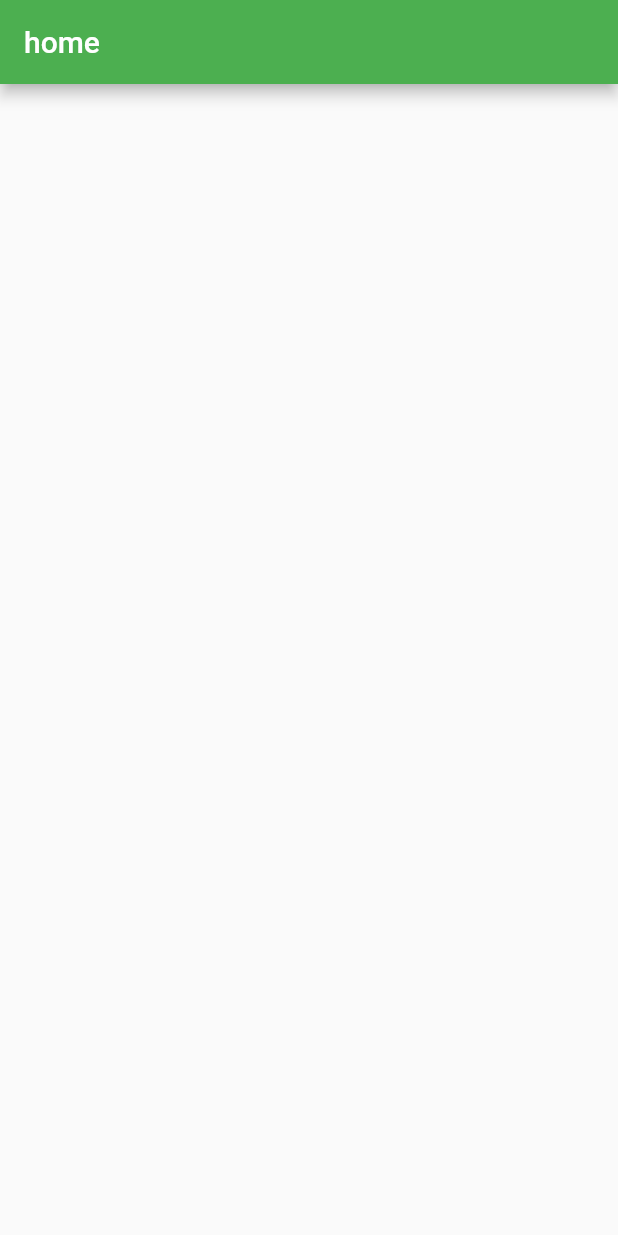
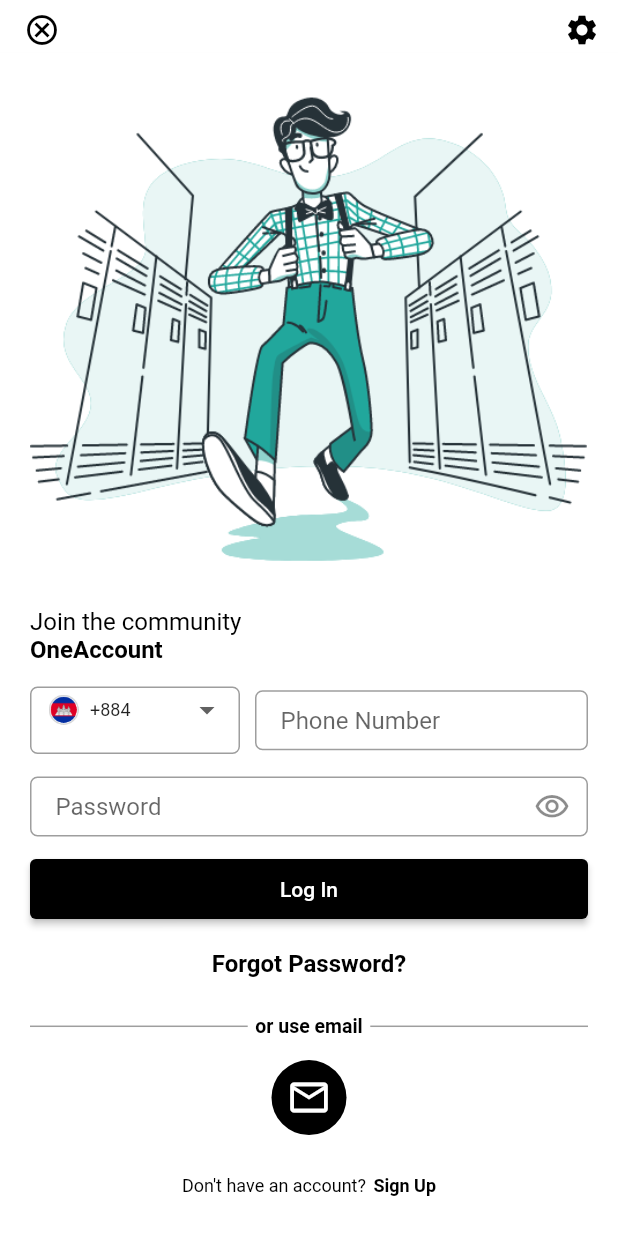
Before and after one commit to sonchandoy/camgo_mobile_application, a Flutter app: the screen it shows after launch, on a phone screen of 412 x 824 dp. Run offline on Flutter 3.47's test engine with Material 2 defaults, Android fonts, the phone set to English and light mode, and no system bars; our stand-ins replace flutter_svg, fluttertoast, nb_utils; missing offline and left inert: connectivity_plus_web, shared_preferences_web.

Commit message:
Design Login By Phone And Email

```diff
--- a/lib/main.dart
+++ b/lib/main.dart
@@ -1,4 +1,6 @@
 import 'package:camgo_mobile/home.dart';
+import 'package:camgo_mobile/screens/view/login_by_email_page.dart';
+import 'package:camgo_mobile/screens/view/login_by_phone_page.dart';
 import 'package:flutter/material.dart';
 
 void main() {
@@ -15,7 +17,7 @@ class MyApp extends StatelessWidget {
       theme: ThemeData(
         primarySwatch: Colors.blue,
       ),
-      home: const Home(),
+      home:  LoginByPhonePage(),
     );
   }
 }
--- /dev/null
+++ b/lib/screens/view/login_by_email_page.dart
@@ -0,0 +1,105 @@
+import 'package:camgo_mobile/common/functions/functions.dart';
+import 'package:camgo_mobile/screens/widget/button_widget/button_rec_cirl_response_widget.dart';
+import 'package:camgo_mobile/screens/widget/dropdown/dropdown_phone_widget.dart';
+import 'package:camgo_mobile/screens/widget/icon_widget/icon_with_dynamic_shape_widget.dart';
+import 'package:camgo_mobile/screens/widget/input_widget/text_form_field_response.dart';
+import 'package:camgo_mobile/screens/widget/line_widget/line_verical_widget.dart';
+import 'package:camgo_mobile/screens/widget/show_text_widget/show_text_widget.dart';
+import 'package:flutter/cupertino.dart';
+import 'package:flutter/material.dart';
+import 'package:flutter/painting.dart';
+import 'package:flutter/rendering.dart';
+
+class LoginByEmailPage extends StatefulWidget {
+  const LoginByEmailPage({Key? key}) : super(key: key);
+
+  @override
+  _LoginByEmailPageState createState() => _LoginByEmailPageState();
+}
+
+class _LoginByEmailPageState extends State<LoginByEmailPage> {
+  final TextEditingController _txtPhone = TextEditingController();
+   late  double? height ;
+
+  @override
+  Widget build(BuildContext context) {
+    height = getSize(context).height;
+    return Scaffold(
+      appBar: AppBar(
+        backgroundColor: Colors.white,
+        foregroundColor: Colors.black,
+        elevation: 0.0,
+        toolbarHeight: 35,
+      ),
+      body: _buildBody,
+    );
+  }
+
+  Widget get _buildBody {
+    return Form(
+      child: LayoutBuilder(
+        builder: (context,constraint){
+          return SingleChildScrollView(
+            child:ConstrainedBox(
+              constraints: BoxConstraints(
+                minHeight: constraint.maxHeight
+              ),
+              child: IntrinsicHeight(
+                child: Container(
+                  color: Colors.white,
+                  padding: EdgeInsets.symmetric(horizontal: 20),
+                  alignment: Alignment.center,
+                  child: Column(
+                    crossAxisAlignment: CrossAxisAlignment.start,
+                    children: [
+
+                      Image.asset("assets/icons/Group3340@2x.png"),
+                      ShowTextWidget(
+                        text: "Join the community",
+                        fontSize: 16,
+                      ),
+                      ShowTextWidget(
+                        text: "OneAccount",
+                        fontWeight: FontWeight.bold,
+                        fontSize: 16,
+                      ),
+                      SizedBox(
+                        height: 15,
+                      ),
+                      TextFormFieldResponeWidget(
+                        controller: _txtPhone,
+                        hintText: "Email",
+                        orderRadius: 5,
+                      ),
+                      SizedBox(
+                        height: 15,
+                      ),
+                      TextFormFieldResponeWidget(
+                        controller: _txtPhone,
+                        hintText: "Password",
+                        orderRadius: 5,
+                        suffixIcon: Icon(Icons.visibility_outlined),
+                      ),
+                      SizedBox(
+                        height: 15,
+                      ),
+                      ButtonResponseWidget(
+                        text: "Log In",
+                        onPress: () {},
+                      ),
+                      SizedBox(
+                        height: 20,
+                      ),
+                      Container(alignment: Alignment.center,child: const ShowTextWidget(text: "Forgot Password?",fontSize: 16,colors: Colors.black,fontWeight: FontWeight.bold,)),
+
+                    ],
+                  ),
+                ),
+              ),
+            )
+          );
+        },
+      )
+    );
+  }
+}
--- /dev/null
+++ b/lib/screens/view/login_by_phone_page.dart
@@ -0,0 +1,215 @@
+import 'package:camgo_mobile/common/functions/functions.dart';
+import 'package:camgo_mobile/screens/widget/button_widget/button_rec_cirl_response_widget.dart';
+import 'package:camgo_mobile/screens/widget/dropdown/dropdown_phone_widget.dart';
+import 'package:camgo_mobile/screens/widget/icon_widget/icon_with_dynamic_shape_widget.dart';
+import 'package:camgo_mobile/screens/widget/input_widget/text_form_field_response.dart';
+import 'package:camgo_mobile/screens/widget/line_widget/line_verical_widget.dart';
+import 'package:camgo_mobile/screens/widget/show_text_widget/show_text_widget.dart';
+import 'package:flutter/cupertino.dart';
+import 'package:flutter/material.dart';
+import 'package:flutter/painting.dart';
+import 'package:flutter/rendering.dart';
+
+import 'login_by_email_page.dart';
+
+class LoginByPhonePage extends StatefulWidget {
+  const LoginByPhonePage({Key? key}) : super(key: key);
+
+  @override
+  _LoginByPhonePageState createState() => _LoginByPhonePageState();
+}
+
+class _LoginByPhonePageState extends State<LoginByPhonePage> {
+  final TextEditingController _txtPhone = TextEditingController();
+  List<Map>? _myCountry = [
+    {
+      'id': '1',
+      'image': 'assets/icons/Group3315.png',
+      'num': '+884',
+    },
+    {
+      'id': '2',
+      'image': 'assets/icons/Group3314@2x.png',
+      'num': '+885',
+    },
+    {
+      'id': '3',
+      'image': 'assets/icons/Group3313@3x.png',
+      'num': '+886',
+    },
+  ];
+  late double? height;
+
+  late Map? firstValue = _myCountry![0];
+
+  @override
+  Widget build(BuildContext context) {
+    height = getSize(context).height;
+    return Scaffold(
+      appBar: AppBar(
+        leading: IconButton(
+            onPressed: () {},
+            icon: Icon(
+              Icons.cancel_outlined,
+              color: Colors.black,
+            )),
+        actions: [
+          IconButton(
+              onPressed: () {},
+              icon: Icon(
+                Icons.settings,
+                color: Colors.black,
+              ))
+        ],
+        backgroundColor: Colors.white,
+        elevation: 0.0,
+        toolbarHeight: 35,
+      ),
+      body: _buildBody,
+    );
+  }
+
+  Widget get _buildBody {
+    return Form(child: LayoutBuilder(
+      builder: (context, constraint) {
+        return SingleChildScrollView(
+            child: ConstrainedBox(
+          constraints: BoxConstraints(minHeight: constraint.maxHeight),
+          child: IntrinsicHeight(
+            child: Container(
+              color: Colors.white,
+              padding: EdgeInsets.symmetric(horizontal: 20),
+              alignment: Alignment.center,
+              child: Column(
+                crossAxisAlignment: CrossAxisAlignment.start,
+                children: [
+                  // SizedBox(height: 20,),
+                  // Row(
+                  //   mainAxisAlignment: MainAxisAlignment.spaceBetween,
+                  //   children: [
+                  //   ],
+                  // ),
+                  Image.asset("assets/icons/Group3340@2x.png"),
+                  ShowTextWidget(
+                    text: "Join the community",
+                    fontSize: 16,
+                  ),
+                  ShowTextWidget(
+                    text: "OneAccount",
+                    fontWeight: FontWeight.bold,
+                    fontSize: 16,
+                  ),
+                  SizedBox(
+                    height: 15,
+                  ),
+                  Row(
+                    children: [
+                      DropDownCustom(
+                        borderRadius: 5,
+                        height: 45,
+                        selectFirst: firstValue,
+                        item: _myCountry!,
+                        Msg: (m) => setState(() {
+                          print("Home $m");
+                          int index = int.parse(m['id']);
+                          firstValue = _myCountry![index - 1];
+                          print("---firstValue---$firstValue");
+                        }),
+                      ),
+                      SizedBox(
+                        width: 10,
+                      ),
+                      Expanded(
+                          child: TextFormFieldResponeWidget(
+                        controller: _txtPhone,
+                        hintText: "Phone Number",
+                        orderRadius: 5,
+                      ))
+                    ],
+                  ),
+                  SizedBox(
+                    height: 15,
+                  ),
+                  TextFormFieldResponeWidget(
+                    controller: _txtPhone,
+                    hintText: "Password",
+                    orderRadius: 5,
+                    suffixIcon: Icon(Icons.visibility_outlined),
+                  ),
+                  SizedBox(
+                    height: 15,
+                  ),
+                  ButtonResponseWidget(
+                    text: "Log In",
+                    onPress: () {},
+                  ),
+                  SizedBox(
+                    height: 20,
+                  ),
+                  Container(
+                      alignment: Alignment.center,
+                      child: const ShowTextWidget(
+                        text: "Forgot Password?",
+                        fontSize: 16,
+                        colors: Colors.black,
+                        fontWeight: FontWeight.bold,
+                      )),
+                  SizedBox(
+                    height: 25,
+                  ),
+                  Row(
+                    children: const [
+                      Expanded(child: LineVerticalWidget()),
+                      SizedBox(
+                        width: 5,
+                      ),
+                      ShowTextWidget(
+                        text: "or use email",
+                        fontWeight: FontWeight.bold,
+                        fontSize: 13,
+                      ),
+                      SizedBox(
+                        width: 5,
+                      ),
+                      Expanded(child: LineVerticalWidget())
+                    ],
+                  ),
+                  const SizedBox(
+                    height: 15,
+                  ),
+                  IconWithShapeWidget(
+                    onTap: () {
+                      Navigator.push(
+                          context,
+                          MaterialPageRoute(
+                              builder: (builder) => LoginByEmailPage()));
+                    },
+                  ),
+                  Expanded(
+                      child: Align(
+                    alignment: Alignment.center,
+                    child: Row(
+                      mainAxisAlignment: MainAxisAlignment.center,
+                      children: [
+                        ShowTextWidget(
+                          text: "Don't have an account?",
+                        ),
+                        SizedBox(
+                          width: 5,
+                        ),
+                        ShowTextWidget(
+                          text: "Sign Up",
+                          fontWeight: FontWeight.bold,
+                        )
+                      ],
+                    ),
+                  ))
+                ],
+              ),
+            ),
+          ),
+        ));
+      },
+    ));
+  }
+}
--- /dev/null
+++ b/lib/screens/widget/dropdown/dropdown_phone_widget.dart
@@ -0,0 +1,92 @@
+import 'package:flutter/cupertino.dart';
+import 'package:flutter/material.dart';
+
+class DropDownCustom extends StatelessWidget {
+  const DropDownCustom(
+      {Key? key,
+        this.width = 140,
+        this.height = 40,
+        required this.item,
+        required this.Msg,
+        this.selectFirst, this.borderRadius = 12})
+      : super(key: key);
+  final List<Map>? item;
+  final Map? selectFirst;
+  final double? width;
+  final double? height;
+  final void Function(Map) Msg;
+  final double? borderRadius;
+
+  @override
+  Widget build(BuildContext context) {
+    return _buildDropDownWidget(item, Msg, selectFirst!);
+  }
+
+  Widget _buildDropDownWidget(
+      List<Map>? item, void Function(Map) Msg, Map selectFirst) {
+    return Container(
+      height: height,
+      width: width,
+      child: FormField<String>(
+        builder: (FormFieldState<String> state) {
+          return InputDecorator(
+            decoration: InputDecoration(
+              contentPadding: EdgeInsets.symmetric(horizontal: 10),
+              errorStyle: TextStyle(color: Colors.redAccent, fontSize: 15.0),
+              hintText: 'Please select expense',
+              border: OutlineInputBorder(
+                borderRadius: BorderRadius.circular(borderRadius!),
+              ),
+            ),
+            isEmpty: selectFirst == '',
+            child: DropdownButtonHideUnderline(
+              child: DropdownButton<Map>(
+                value: selectFirst,
+                isDense: true,
+                isExpanded: true,
+                onChanged: (newValue) {
+                  Msg(newValue!);
+                },
+                items: item!
+                    .map(
+                      (e) => DropdownMenuItem<Map>(
+                    value: e,
+                    child: Container(
+                      height: 40,
+                      padding: EdgeInsets.symmetric(vertical: 2),
+                      /*
+                          decoration: BoxDecoration(
+                            border: Border.all(color: Colors.amberAccent, width: 1),
+                          ),
+                           */
+                      child: Row(
+                        children: [
+                          Container(
+                            height: 40,
+                            child: Image.asset(
+                              e['image'],
+                              width: 25,
+                              fit: BoxFit.contain,
+                            ),
+                          ),
+                          Container(
+                            margin: EdgeInsets.only(left: 5),
+                            child: Text(
+                              e['num'],
+                              style: TextStyle(fontSize: 12),
+                            ),
+                          ),
+                        ],
+                      ),
+                    ),
+                  ),
+                )
+                    .toList(),
+              ),
+            ),
+          );
+        },
+      ),
+    );
+  }
+}
--- /dev/null
+++ b/lib/screens/widget/icon_widget/icon_with_dynamic_shape_widget.dart
@@ -0,0 +1,24 @@
+import 'package:flutter/material.dart';
+class IconWithShapeWidget extends StatelessWidget {
+  const IconWithShapeWidget({Key? key,required this.onTap}) : super(key: key);
+  final Function() onTap;
+  @override
+  Widget build(BuildContext context) {
+    return InkWell(
+      onTap:onTap ,
+      child: Align(
+        alignment: Alignment.center,
+        child: Container(
+          height: 50,
+          width: 50,
+          alignment: Alignment.center,
+          decoration: BoxDecoration(
+            color: Colors.black,
+            shape: BoxShape.circle,
+          ),
+          child: Icon(Icons.email_outlined,color: Colors.white,size: 30,),
+        ),
+      ),
+    );
+  }
+}
--- a/lib/screens/widget/input_widget/text_form_field_response.dart
+++ b/lib/screens/widget/input_widget/text_form_field_response.dart
@@ -16,7 +16,7 @@ class TextFormFieldResponeWidget extends StatefulWidget {
     required this.controller,
     this.maxLine,
     this.minLine,
-    this.textInputType = TextInputType.text, this.fontSizeError = 10, this.isValidator = true, this.colorsError = Colors.red, this.paddingTextHorizontal = 17, this.paddingTextVertical =10, this.obscureText = false, this.inputFormatters = const[],
+    this.textInputType = TextInputType.text, this.fontSizeError = 10, this.isValidator = true, this.colorsError = Colors.red, this.paddingTextHorizontal = 17, this.paddingTextVertical =10, this.obscureText = false, this.inputFormatters = const[], this.orderRadius = 12,
   }) : super(key: key);
   final String? msgError;
   final String? hintText;
@@ -36,6 +36,7 @@ class TextFormFieldResponeWidget extends StatefulWidget {
   final double? paddingTextHorizontal;
   final double? paddingTextVertical;
   final bool? obscureText;
+  final double? orderRadius;
   final List<TextInputFormatter>? inputFormatters;
   @override
   State<TextFormFieldResponeWidget> createState() => _TextFormFieldResponeWidgetState();
@@ -67,7 +68,7 @@ class _TextFormFieldResponeWidgetState extends State<TextFormFieldResponeWidget>
           labelStyle: widget.labelStyle != null ? widget.labelStyle! : null,
           labelText: widget.labelText != "" ? widget.labelText! : null,
           contentPadding: EdgeInsets.symmetric(horizontal: widget.paddingTextHorizontal!,vertical: widget.paddingTextVertical!),
-          border: OutlineInputBorder(borderRadius: BorderRadius.circular(12)),
+          border: OutlineInputBorder(borderRadius: BorderRadius.circular(widget.orderRadius!)),
           suffixIcon: widget.suffixIcon != null ? widget.suffixIcon : null,
           prefixIcon: widget.prefixIcon != null ? widget.prefixIcon : null,
         ),
--- /dev/null
+++ b/lib/screens/widget/line_widget/line_verical_widget.dart
@@ -0,0 +1,12 @@
+import 'package:flutter/material.dart';
+class LineVerticalWidget extends StatelessWidget {
+  const LineVerticalWidget({Key? key}) : super(key: key);
+
+  @override
+  Widget build(BuildContext context) {
+    return Container(
+      height: 1,
+      color: Colors.grey,
+    );
+  }
+}
--- a/pubspec.yaml
+++ b/pubspec.yaml
@@ -62,6 +62,8 @@ flutter:
   uses-material-design: true
 
   # To add assets to your application, add an assets section, like this:
+  assets:
+    - assets/icons/
   # assets:
   #   - images/a_dot_burr.jpeg
   #   - images/a_dot_ham.jpeg
```
Also changed, not shown: assets/icons/Group3295@2x.png (added), assets/icons/Group3297@3x.png (added), assets/icons/Group3313@3x.png (added), assets/icons/Group3314@2x.png (added), assets/icons/Group3315.png (added), assets/icons/Group3324@3x.png (added), assets/icons/Group3340@2x.png (added), assets/icons/Group3346@2x.png (added), assets/icons/Group3366@3x.png (added), assets/icons/Path4675@3x.png (added), pubspec.lock (deleted), 1 other file.
